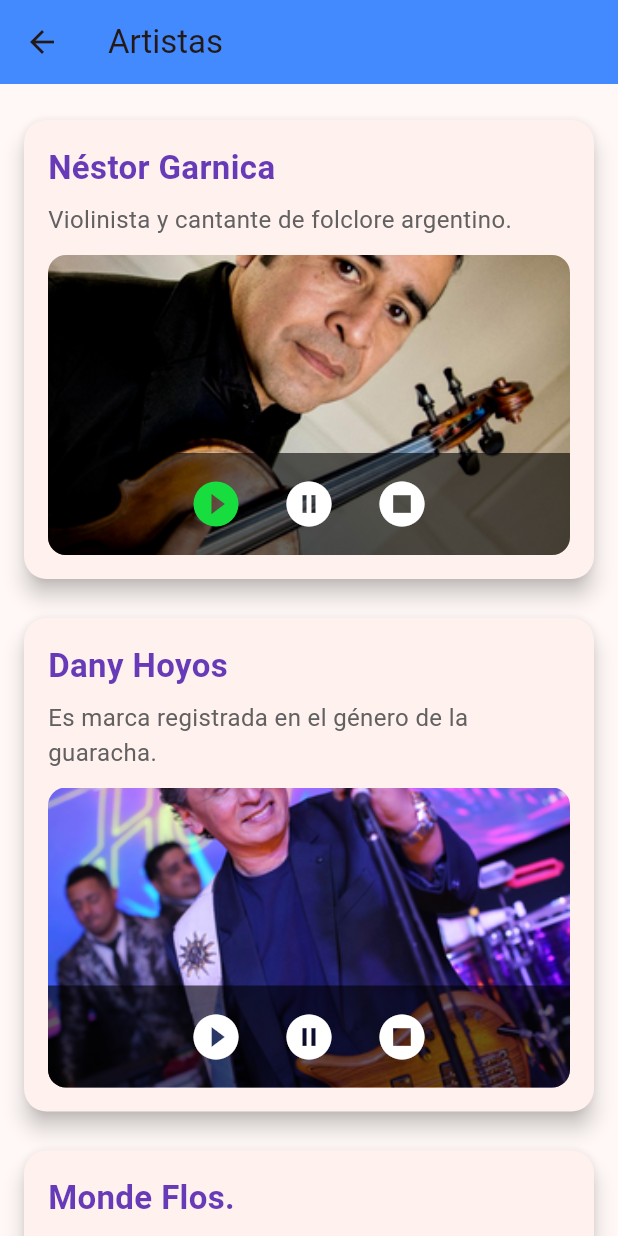
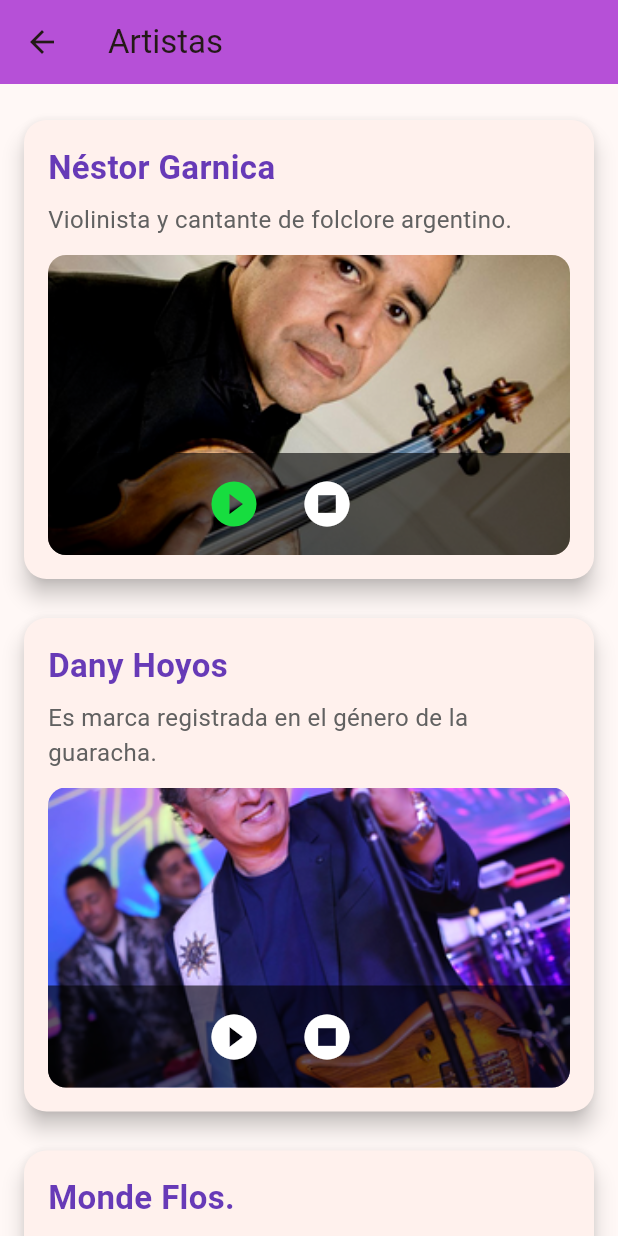
Before and after one commit to sss2611/sonidos_sgo, a Flutter app: the ArtistasPage screen opened directly, after a tap on the "play circle filled" icon, on a phone screen of 412 x 824 dp. Run offline on Flutter 3.47's test engine with Material 3 defaults, Android fonts, the phone set to English and light mode, and no system bars; our stand-ins replace audioplayers, font_awesome_flutter, printing.

Commit message:
mas cambios y cree la apk

```diff
--- a/lib/artistas.dart
+++ b/lib/artistas.dart
@@ -9,60 +9,72 @@ class ArtistasPage extends StatefulWidget {
 class _ArtistasPageState extends State<ArtistasPage> {
   final AudioPlayer _audioPlayer = AudioPlayer();
   String? _reproduciendo;
+  PlayerState? _playerState;
+
+  @override
+  void initState() {
+    super.initState();
+    _audioPlayer.onPlayerStateChanged.listen((PlayerState state) {
+      if (mounted) {
+        setState(() {
+          _playerState = state;
+        });
+      }
+    });
+  }
 
   @override
   void dispose() {
-    // Asegúrate de detener cualquier reproducción y liberar los recursos del reproductor
-    _audioPlayer.stop(); // Detener antes de disponer
+    _audioPlayer.stop();
     _audioPlayer.dispose();
     super.dispose();
   }
 
   Future<void> reproducir(String path) async {
     try {
-      // Detener cualquier audio que se esté reproduciendo actualmente
+      if (_reproduciendo == path && _playerState == PlayerState.playing) {
+        await pausar();
+        return;
+      }
+
       await _audioPlayer.stop();
-      // Actualizar el estado para reflejar el audio que se va a reproducir
+      if (!mounted) return;
       setState(() => _reproduciendo = path);
-      // Iniciar la reproducción del audio desde los assets de la aplicación
-      // IMPORTANTE: Asegúrate de que 'path' esté correctamente declarado en tu pubspec.yaml
-      // bajo la sección 'assets:' (ej. - lib/audio/)
+
       await _audioPlayer.play(AssetSource(path));
-      print('Reproduciendo $path');
 
-      // Opcional: Escuchar cuando el audio termina para resetear el estado
-      _audioPlayer.onPlayerComplete.listen((event) {
-        setState(() {
-          _reproduciendo = null; // Reiniciar el estado cuando el audio termine
-        });
-        print('Reproducción de $path completada.');
+      _audioPlayer.onPlayerComplete.listen((_) {
+        if (mounted) {
+          setState(() => _reproduciendo = null);
+        }
       });
     } catch (e) {
-      // Capturar y mostrar cualquier error que ocurra durante la reproducción
       print('Error al reproducir $path: $e');
+      if (mounted) {
+        ScaffoldMessenger.of(context).showSnackBar(
+          SnackBar(content: Text('Error al reproducir audio: $e')),
+        );
+      }
     }
   }
 
   Future<void> pausar() async {
-    // Pausar la reproducción del audio actual
     await _audioPlayer.pause();
-    print('Audio pausado.');
   }
 
   Future<void> detener() async {
-    // Detener completamente la reproducción y resetear el estado
     await _audioPlayer.stop();
-    setState(() => _reproduciendo = null);
-    print('Audio detenido.');
+    if (mounted) {
+      setState(() => _reproduciendo = null);
+    }
   }
 
   @override
   Widget build(BuildContext context) {
     return Scaffold(
       appBar: AppBar(
-        title: const Text(
-            'Artistas'), // 'const' aquí es válido porque el texto es fijo.
-        backgroundColor: Colors.blueAccent, // Pequeño ajuste de estilo
+        title: const Text('Artistas'),
+        backgroundColor: const Color.fromARGB(255, 182, 80, 215),
       ),
       body: ListView(
         padding: const EdgeInsets.all(16),
@@ -71,14 +83,14 @@ class _ArtistasPageState extends State<ArtistasPage> {
             nombre: 'Néstor Garnica',
             descripcion: 'Violinista y cantante de folclore argentino.',
             imagen: 'lib/assets/images/nestor.png',
-            audio: 'lib/audio/nestor.mp3',
+            audio: 'audio/nestor.mp3',
           ),
           const SizedBox(height: 10),
           buildArtistaCard(
             nombre: 'Dany Hoyos',
             descripcion: 'Es marca registrada en el género de la guaracha.',
             imagen: 'lib/assets/images/dani.png',
-            audio: 'lib/audio/dani.mp3',
+            audio: 'audio/dani.mp3',
           ),
           const SizedBox(height: 10),
           buildArtistaCard(
@@ -86,7 +98,7 @@ class _ArtistasPageState extends State<ArtistasPage> {
             descripcion:
                 'Una fusión única de ritmos santiagueños y melodías francesas.',
             imagen: 'lib/assets/images/monde.png',
-            audio: 'lib/audio/monde.mp3',
+            audio: 'audio/monde.mp3',
           ),
         ],
       ),
@@ -102,11 +114,9 @@ class _ArtistasPageState extends State<ArtistasPage> {
     final bool estaReproduciendo = _reproduciendo == audio;
 
     return Card(
-      elevation: 6, // Un poco más de elevación
-      shape: RoundedRectangleBorder(
-          borderRadius: BorderRadius.circular(15)), // Bordes más redondeados
-      margin: const EdgeInsets.symmetric(
-          vertical: 8), // Margen para separar las tarjetas
+      elevation: 6,
+      shape: RoundedRectangleBorder(borderRadius: BorderRadius.circular(15)),
+      margin: const EdgeInsets.symmetric(vertical: 8),
       child: Padding(
         padding: const EdgeInsets.all(16),
         child: Column(
@@ -115,16 +125,15 @@ class _ArtistasPageState extends State<ArtistasPage> {
             Text(
               nombre,
               style: const TextStyle(
-                  fontSize: 22,
-                  fontWeight: FontWeight.bold,
-                  color: Colors.deepPurple), // Color para el título
+                fontSize: 22,
+                fontWeight: FontWeight.bold,
+                color: Colors.deepPurple,
+              ),
             ),
             const SizedBox(height: 8),
             Text(
               descripcion,
-              style: TextStyle(
-                  fontSize: 16,
-                  color: Colors.grey[700]), // Estilo para la descripción
+              style: TextStyle(fontSize: 16, color: Colors.grey[700]),
             ),
             const SizedBox(height: 12),
             Stack(
@@ -154,9 +163,8 @@ class _ArtistasPageState extends State<ArtistasPage> {
                 ),
                 Container(
                   decoration: BoxDecoration(
-                    color: Color.fromARGB(
-                        153, 0, 0, 0), // Reemplazo de .withOpacity(0.6)
-                    borderRadius: BorderRadius.only(
+                    color: const Color.fromARGB(153, 0, 0, 0),
+                    borderRadius: const BorderRadius.only(
                       bottomLeft: Radius.circular(12),
                       bottomRight: Radius.circular(12),
                     ),
@@ -168,7 +176,10 @@ class _ArtistasPageState extends State<ArtistasPage> {
                     children: [
                       IconButton(
                         icon: Icon(
-                          Icons.play_circle_fill,
+                          estaReproduciendo &&
+                                  _playerState == PlayerState.playing
+                              ? Icons.pause_circle_filled
+                              : Icons.play_circle_fill,
                           color: estaReproduciendo
                               ? const Color.fromARGB(255, 23, 221, 63)
                               : Colors.white,
@@ -178,21 +189,25 @@ class _ArtistasPageState extends State<ArtistasPage> {
                       ),
                       const SizedBox(width: 10),
                       IconButton(
-                        icon: Icon(
-                          Icons.pause_circle_filled,
-                          color: Colors.white,
-                          size: 36,
-                        ),
-                        onPressed: pausar,
-                      ),
-                      const SizedBox(width: 10),
-                      IconButton(
-                        icon: Icon(
+                        icon: const Icon(
                           Icons.stop_circle,
                           color: Colors.white,
                           size: 36,
                         ),
                         onPressed: detener,
+                      ),
+                      const SizedBox(width: 10),
+                      AnimatedOpacity(
+                        opacity: estaReproduciendo &&
+                                _playerState == PlayerState.playing
+                            ? 1.0
+                            : 0.0,
+                        duration: const Duration(milliseconds: 300),
+                        child: const Icon(
+                          Icons.graphic_eq,
+                          color: Colors.greenAccent,
+                          size: 28,
+                        ),
                       ),
                     ],
                   ),
--- a/lib/main.dart
+++ b/lib/main.dart
@@ -16,7 +16,7 @@ class MyApp extends StatelessWidget {
     return ChangeNotifierProvider(
       create: (context) => MyAppState(),
       child: MaterialApp(
-        title: 'Sonidos de mi SGO',
+        title: 'Sonidos SGO',
         theme: ThemeData(
           useMaterial3: true,
           colorScheme: ColorScheme.fromSeed(seedColor: Colors.deepOrange),
```
Also changed, not shown: pubspec.yaml (+18 -6 lines), pubspec.lock, 10 other files.
